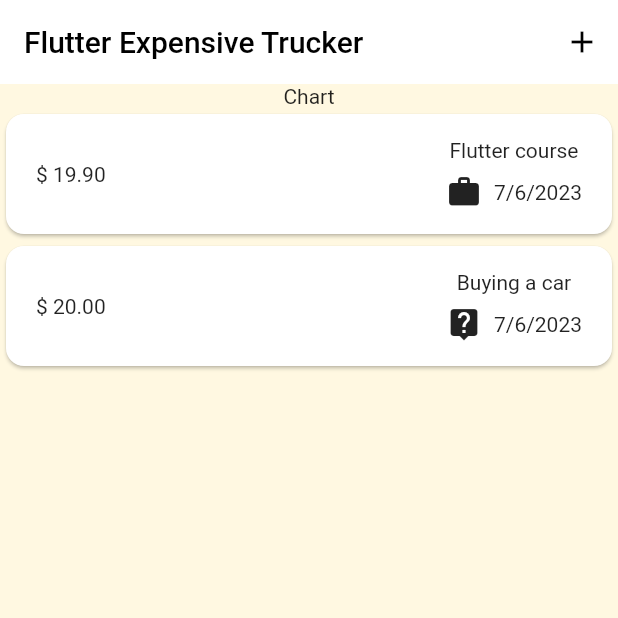
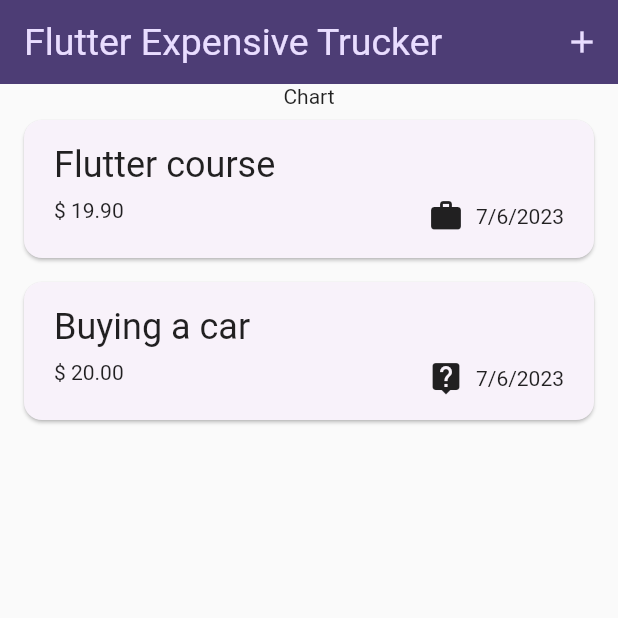
Before and after one commit to Jean-Lionel/expense_trucker, a Flutter app: the screen it shows after launch, on a phone screen of 412 x 824 dp, the top half of it. Run offline on Flutter 3.47's test engine with Material 2 defaults, Android fonts, the phone set to English and light mode, and no system bars.

Commit message:
implement dark mode

```diff
--- a/lib/main.dart
+++ b/lib/main.dart
@@ -1,21 +1,50 @@
 import 'package:expense_trucker/widget/expenses.dart';
 import 'package:flutter/material.dart';
 
+var kColorShema = ColorScheme.fromSeed(
+  seedColor: const Color.fromARGB(255, 96, 59, 181),
+);
+var kDarkModeColorShema = ColorScheme.fromSeed(
+  seedColor: const Color.fromARGB(255, 96, 59, 181),
+);
 void main() {
   runApp(const MyApp());
 }
 
 class MyApp extends StatelessWidget {
   const MyApp({super.key});
-
   @override
   Widget build(BuildContext context) {
     return MaterialApp(
+      darkTheme: ThemeData.dark().copyWith(
+        cardTheme: const CardTheme().copyWith(
+          margin: const EdgeInsets.symmetric(
+            horizontal: 16,
+            vertical: 8,
+          ),
+        ),
+      ),
       theme: ThemeData().copyWith(
         useMaterial3: true,
-        scaffoldBackgroundColor: Colors.amber[50],
+        colorScheme: kColorShema,
+        appBarTheme: const AppBarTheme().copyWith(
+          backgroundColor: kColorShema.onPrimaryContainer,
+          foregroundColor: kColorShema.primaryContainer,
+        ),
+        cardTheme: const CardTheme().copyWith(
+          margin: const EdgeInsets.symmetric(
+            horizontal: 16,
+            vertical: 8,
+          ),
+        ),
+        textTheme: ThemeData().textTheme.copyWith(
+              titleLarge: const TextStyle(
+                fontSize: 25,
+                fontWeight: FontWeight.normal,
+              ),
+            ),
       ),
-      home: Expenses(),
+      home: const Expenses(),
     );
   }
 }
--- a/lib/widget/expense_item.dart
+++ b/lib/widget/expense_item.dart
@@ -10,13 +10,19 @@ class ExpenseItem extends StatelessWidget {
     return Card(
       child: Padding(
         padding: const EdgeInsets.symmetric(horizontal: 20, vertical: 16),
-        child: Row(
+        child: Column(
+          crossAxisAlignment: CrossAxisAlignment.start,
+          children: [
+            Text(
+              expense.title,
+              style: Theme.of(context).textTheme.headlineSmall,
+            ),
+            Row(
               children: [
                 Text('\$ ${expense.amount.toStringAsFixed(2)}'),
                 const Spacer(),
                 Column(
                   children: [
-                Text(expense.title),
                     const SizedBox(
                       height: 8,
                     ),
@@ -35,6 +41,8 @@ class ExpenseItem extends StatelessWidget {
                 ),
               ],
             ),
+          ],
+        ),
       ),
     );
   }
--- a/lib/widget/expenses_list.dart
+++ b/lib/widget/expenses_list.dart
@@ -22,6 +22,11 @@ class ExpenseList extends StatelessWidget {
       mainContent = ListView.builder(
         itemCount: expenses.length,
         itemBuilder: (ctx, index) => Dismissible(
+            background: Container(
+              color: Theme.of(context).colorScheme.error.withOpacity(0.70),
+              margin: EdgeInsets.symmetric(
+                  horizontal: Theme.of(context).cardTheme.margin!.horizontal),
+            ),
             key: ValueKey(expenses[index]),
             onDismissed: (direction) {
               removeExpensive(expenses[index]);
```
Lines whose indentation alone changed are shown as unchanged.
